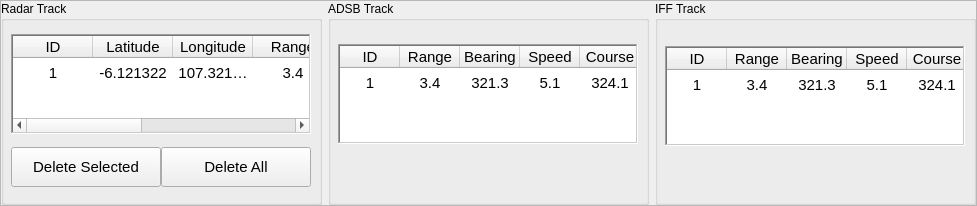
Before: the Qt Designer form RadarArhanud-2020/framebottom.ui in MiftahSalam/RadarArhanud-2020, drawn with Qt 5.
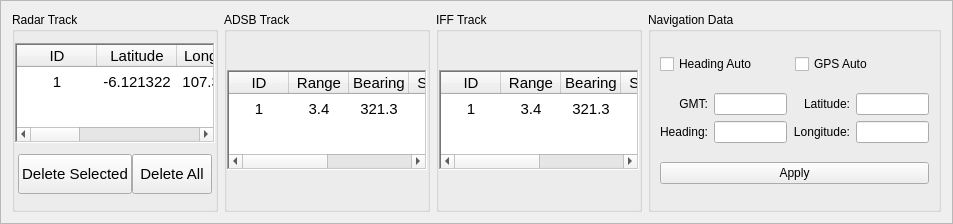
After: the same form once the commit is applied.

The edit to the form file:
```diff
--- a/RadarArhanud-2020/framebottom.ui
+++ b/RadarArhanud-2020/framebottom.ui
@@ -6,8 +6,8 @@
    <rect>
     <x>0</x>
     <y>0</y>
-    <width>977</width>
-    <height>206</height>
+    <width>953</width>
+    <height>224</height>
    </rect>
   </property>
   <property name="sizePolicy">
@@ -25,22 +25,7 @@
   <property name="frameShadow">
    <enum>QFrame::Raised</enum>
   </property>
-  <layout class="QHBoxLayout" name="horizontalLayout">
-   <property name="spacing">
-    <number>6</number>
-   </property>
-   <property name="leftMargin">
-    <number>0</number>
-   </property>
-   <property name="topMargin">
-    <number>0</number>
-   </property>
-   <property name="rightMargin">
-    <number>0</number>
-   </property>
-   <property name="bottomMargin">
-    <number>0</number>
-   </property>
+  <layout class="QHBoxLayout" name="horizontalLayout_5">
    <item>
     <widget class="QGroupBox" name="groupBox">
      <property name="title">
@@ -65,7 +50,7 @@
       <item row="0" column="0">
        <widget class="QTableWidget" name="tableWidgetTrackArpa">
         <property name="sizePolicy">
-         <sizepolicy hsizetype="Expanding" vsizetype="Minimum">
+         <sizepolicy hsizetype="Expanding" vsizetype="Preferred">
           <horstretch>0</horstretch>
           <verstretch>0</verstretch>
          </sizepolicy>
@@ -248,6 +233,18 @@
         <property name="spacing">
          <number>0</number>
         </property>
+        <property name="sizeConstraint">
+         <enum>QLayout::SetMinimumSize</enum>
+        </property>
+        <property name="leftMargin">
+         <number>3</number>
+        </property>
+        <property name="rightMargin">
+         <number>3</number>
+        </property>
+        <property name="bottomMargin">
+         <number>3</number>
+        </property>
         <item>
          <widget class="QPushButton" name="pushButtonDelSel">
           <property name="sizePolicy">
@@ -328,26 +325,10 @@
       <property name="spacing">
        <number>0</number>
       </property>
-      <item row="1" column="0">
-       <spacer name="verticalSpacer">
-        <property name="orientation">
-         <enum>Qt::Vertical</enum>
-        </property>
-        <property name="sizeType">
-         <enum>QSizePolicy::Minimum</enum>
-        </property>
-        <property name="sizeHint" stdset="0">
-         <size>
-          <width>20</width>
-          <height>35</height>
-         </size>
-        </property>
-       </spacer>
-      </item>
       <item row="0" column="0">
        <widget class="QTableWidget" name="tableWidgetTrack_2">
         <property name="sizePolicy">
-         <sizepolicy hsizetype="Expanding" vsizetype="Minimum">
+         <sizepolicy hsizetype="Expanding" vsizetype="Preferred">
           <horstretch>0</horstretch>
           <verstretch>0</verstretch>
          </sizepolicy>
@@ -376,7 +357,7 @@
          <enum>QFrame::WinPanel</enum>
         </property>
         <property name="horizontalScrollBarPolicy">
-         <enum>Qt::ScrollBarAlwaysOff</enum>
+         <enum>Qt::ScrollBarAsNeeded</enum>
         </property>
         <property name="editTriggers">
          <set>QAbstractItemView::NoEditTriggers</set>
@@ -530,7 +511,7 @@
       <item row="0" column="0">
        <widget class="QTableWidget" name="tableWidgetTrack_3">
         <property name="sizePolicy">
-         <sizepolicy hsizetype="Expanding" vsizetype="Minimum">
+         <sizepolicy hsizetype="Expanding" vsizetype="Preferred">
           <horstretch>0</horstretch>
           <verstretch>0</verstretch>
          </sizepolicy>
@@ -559,7 +540,7 @@
          <enum>QFrame::WinPanel</enum>
         </property>
         <property name="horizontalScrollBarPolicy">
-         <enum>Qt::ScrollBarAlwaysOff</enum>
+         <enum>Qt::ScrollBarAsNeeded</enum>
         </property>
         <property name="editTriggers">
          <set>QAbstractItemView::NoEditTriggers</set>
@@ -686,21 +667,137 @@
         </item>
        </widget>
       </item>
-      <item row="1" column="0">
-       <spacer name="verticalSpacer_2">
-        <property name="orientation">
-         <enum>Qt::Vertical</enum>
+     </layout>
+    </widget>
+   </item>
+   <item>
+    <widget class="QGroupBox" name="groupBox_4">
+     <property name="sizePolicy">
+      <sizepolicy hsizetype="Preferred" vsizetype="Minimum">
+       <horstretch>0</horstretch>
+       <verstretch>0</verstretch>
+      </sizepolicy>
+     </property>
+     <property name="title">
+      <string>Navigation Data</string>
+     </property>
+     <layout class="QVBoxLayout" name="verticalLayout_5">
+      <item>
+       <layout class="QHBoxLayout" name="horizontalLayout_7">
+        <property name="spacing">
+         <number>0</number>
         </property>
-        <property name="sizeType">
-         <enum>QSizePolicy::Minimum</enum>
+        <item>
+         <widget class="QCheckBox" name="checkBox">
+          <property name="sizePolicy">
+           <sizepolicy hsizetype="Minimum" vsizetype="Fixed">
+            <horstretch>0</horstretch>
+            <verstretch>0</verstretch>
+           </sizepolicy>
+          </property>
+          <property name="text">
+           <string>Heading Auto</string>
+          </property>
+         </widget>
+        </item>
+        <item>
+         <widget class="QCheckBox" name="checkBox_2">
+          <property name="text">
+           <string>GPS Auto</string>
+          </property>
+         </widget>
+        </item>
+       </layout>
+      </item>
+      <item>
+       <layout class="QHBoxLayout" name="horizontalLayout_4">
+        <item>
+         <layout class="QHBoxLayout" name="horizontalLayout">
+          <item>
+           <layout class="QVBoxLayout" name="verticalLayout">
+            <item>
+             <widget class="QLabel" name="label_2">
+              <property name="layoutDirection">
+               <enum>Qt::LeftToRight</enum>
+              </property>
+              <property name="text">
+               <string>GMT:</string>
+              </property>
+              <property name="alignment">
+               <set>Qt::AlignRight|Qt::AlignTrailing|Qt::AlignVCenter</set>
+              </property>
+             </widget>
+            </item>
+            <item>
+             <widget class="QLabel" name="label">
+              <property name="text">
+               <string>Heading:</string>
+              </property>
+              <property name="alignment">
+               <set>Qt::AlignRight|Qt::AlignTrailing|Qt::AlignVCenter</set>
+              </property>
+             </widget>
+            </item>
+           </layout>
+          </item>
+          <item>
+           <layout class="QVBoxLayout" name="verticalLayout_3">
+            <item>
+             <widget class="QLineEdit" name="lineEdit_2"/>
+            </item>
+            <item>
+             <widget class="QLineEdit" name="lineEdit_3"/>
+            </item>
+           </layout>
+          </item>
+         </layout>
+        </item>
+        <item>
+         <layout class="QHBoxLayout" name="horizontalLayout_3">
+          <item>
+           <layout class="QVBoxLayout" name="verticalLayout_2">
+            <item>
+             <widget class="QLabel" name="label_4">
+              <property name="text">
+               <string>Latitude:</string>
+              </property>
+              <property name="alignment">
+               <set>Qt::AlignRight|Qt::AlignTrailing|Qt::AlignVCenter</set>
+              </property>
+             </widget>
+            </item>
+            <item>
+             <widget class="QLabel" name="label_3">
+              <property name="text">
+               <string>Longitude:</string>
+              </property>
+              <property name="alignment">
+               <set>Qt::AlignRight|Qt::AlignTrailing|Qt::AlignVCenter</set>
+              </property>
+             </widget>
+            </item>
+           </layout>
+          </item>
+          <item>
+           <layout class="QVBoxLayout" name="verticalLayout_4">
+            <item>
+             <widget class="QLineEdit" name="lineEdit"/>
+            </item>
+            <item>
+             <widget class="QLineEdit" name="lineEdit_4"/>
+            </item>
+           </layout>
+          </item>
+         </layout>
+        </item>
+       </layout>
+      </item>
+      <item>
+       <widget class="QPushButton" name="pushButton">
+        <property name="text">
+         <string>Apply</string>
         </property>
-        <property name="sizeHint" stdset="0">
-         <size>
-          <width>20</width>
-          <height>31</height>
-         </size>
-        </property>
-       </spacer>
+       </widget>
       </item>
      </layout>
     </widget>
```
